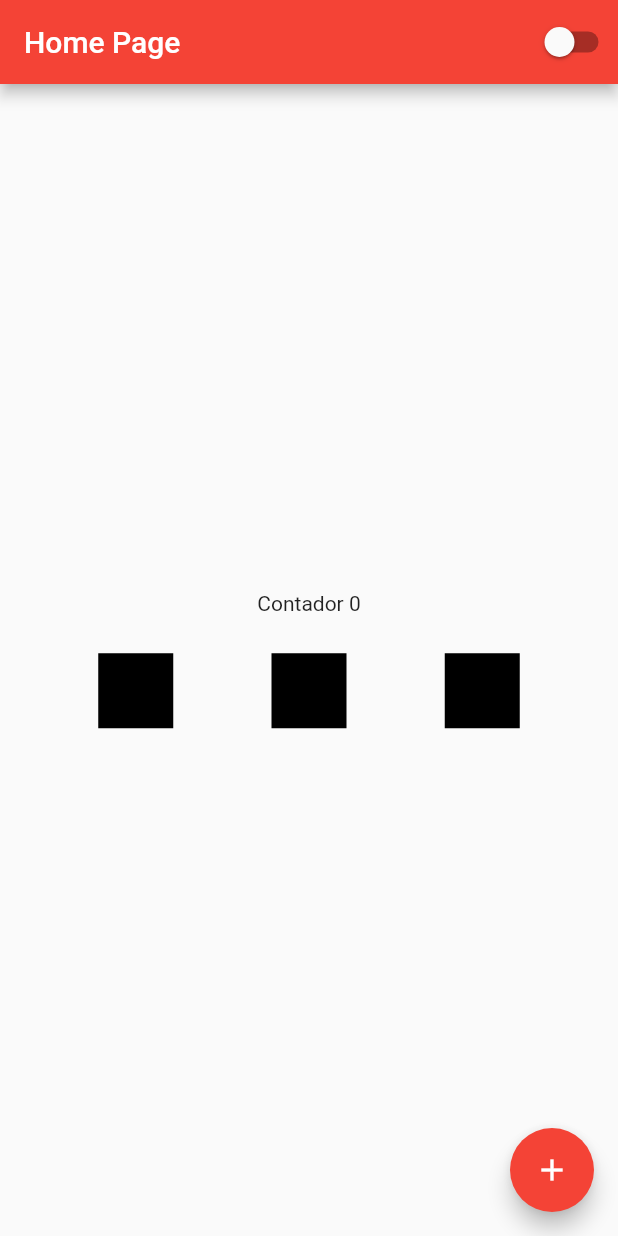
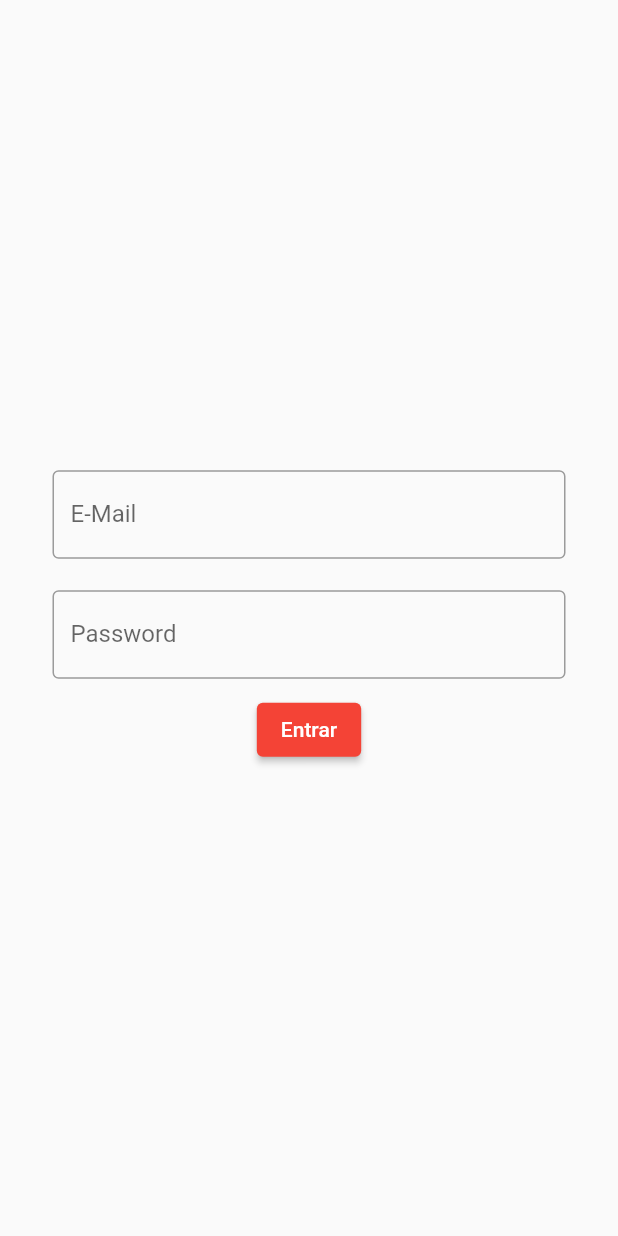
Before and after one commit to wellingtonzero21/Curso-Flutter---Flutterando, a Flutter app: the screen it shows after launch, on a phone screen of 412 x 824 dp. Run offline on Flutter 3.47's test engine with Material 2 defaults, Android fonts, the phone set to English and light mode, and no system bars.

Commit message:
formatação de tela de login

```diff
--- a/primeiro_app_flutterando/lib/app_widget.dart
+++ b/primeiro_app_flutterando/lib/app_widget.dart
@@ -2,6 +2,7 @@ import 'package:flutter/material.dart';
 import 'package:flutter/widgets.dart';
 import 'package:primeiro_app_flutterando/app_controller.dart';
 import 'home_page.dart';
+import 'login_page.dart';
 
 class AppWidget extends StatelessWidget {
   @override
@@ -14,7 +15,7 @@ class AppWidget extends StatelessWidget {
         ? Brightness.dark
         : Brightness.light,
       ),
-      home: HomePage(),
+      home: LoginPage(),
         );
       }
     );
--- a/primeiro_app_flutterando/lib/home_page.dart
+++ b/primeiro_app_flutterando/lib/home_page.dart
@@ -20,8 +20,9 @@ class _HomePageState extends State<HomePage> {
       body: Container(
         width: double.infinity,
         height: double.infinity,
-        child: Column(
-          mainAxisAlignment: MainAxisAlignment.center,
+        child: ListView(
+          //mainAxisAlignment: MainAxisAlignment.center,
+          scrollDirection: Axis.horizontal,
             children: [
               Text("Contador $counter"),
       Container(height: 25,),
--- /dev/null
+++ b/primeiro_app_flutterando/lib/login_page.dart
@@ -0,0 +1,57 @@
+import 'package:flutter/material.dart';
+import 'package:flutter/src/widgets/framework.dart';
+import 'package:flutter/src/widgets/placeholder.dart';
+
+class LoginPage extends StatefulWidget {
+  const LoginPage({super.key});
+
+  @override
+  State<LoginPage> createState() => _LoginPageState();
+}
+
+class _LoginPageState extends State<LoginPage> {
+  @override
+
+  String email = " ";
+  String password = " ";
+
+  Widget build(BuildContext context) {
+    return Scaffold(
+      body: SingleChildScrollView(
+        child: SizedBox(
+          width: MediaQuery.of(context).size.width,
+          height: MediaQuery.of(context).size.height,
+        child: Padding(
+            padding: const EdgeInsets.all(35.0),
+          child: Column(
+              mainAxisAlignment: MainAxisAlignment.center,
+            children: [
+                SizedBox(height: 80,
+              child: TextField(
+                onChanged: (text) {
+                  email = text;
+                },
+                  keyboardType: TextInputType.emailAddress,
+                    decoration: InputDecoration(
+                    labelText: 'E-Mail',
+                    border: OutlineInputBorder()),
+                      ),
+                ),
+                    TextField(
+                      onChanged: (text) {
+                  password = text;
+                      },
+                      obscureText: true,
+                      decoration: InputDecoration(
+                      labelText: 'Password',
+                      border: OutlineInputBorder()),
+                    ),
+              SizedBox(width: double.infinity, height: 10,),
+               ElevatedButton(onPressed: () {}, child: Text('Entrar'),),
+              ]),
+          ),
+        ),
+      ),
+    );
+  }
+}
```
